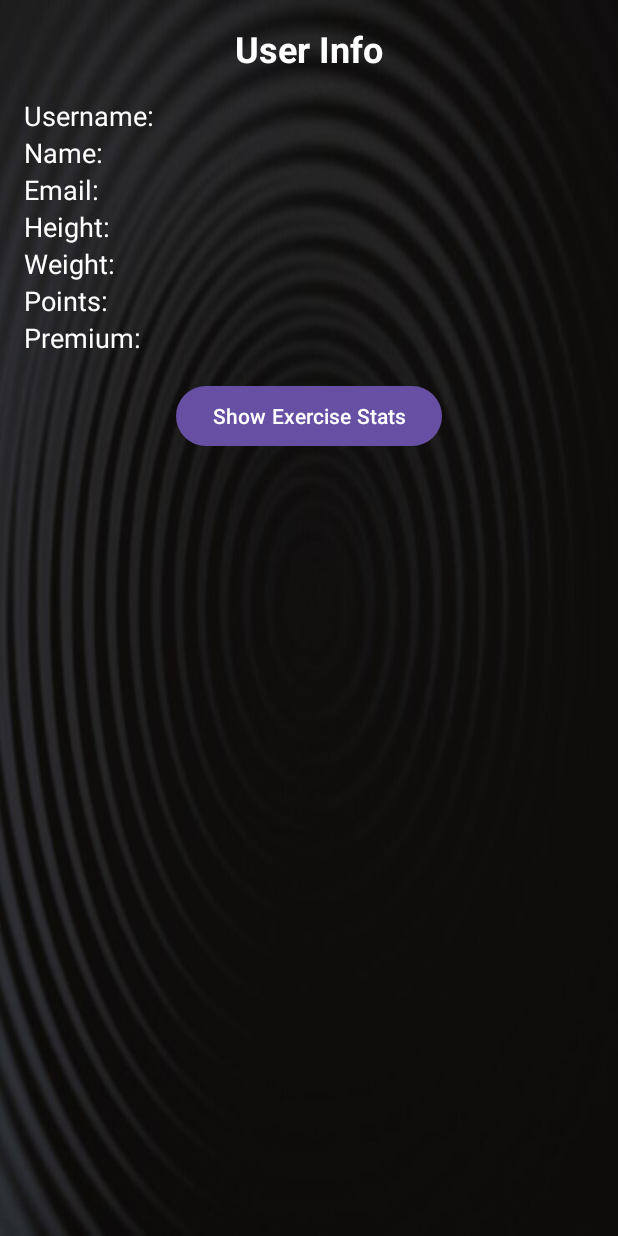
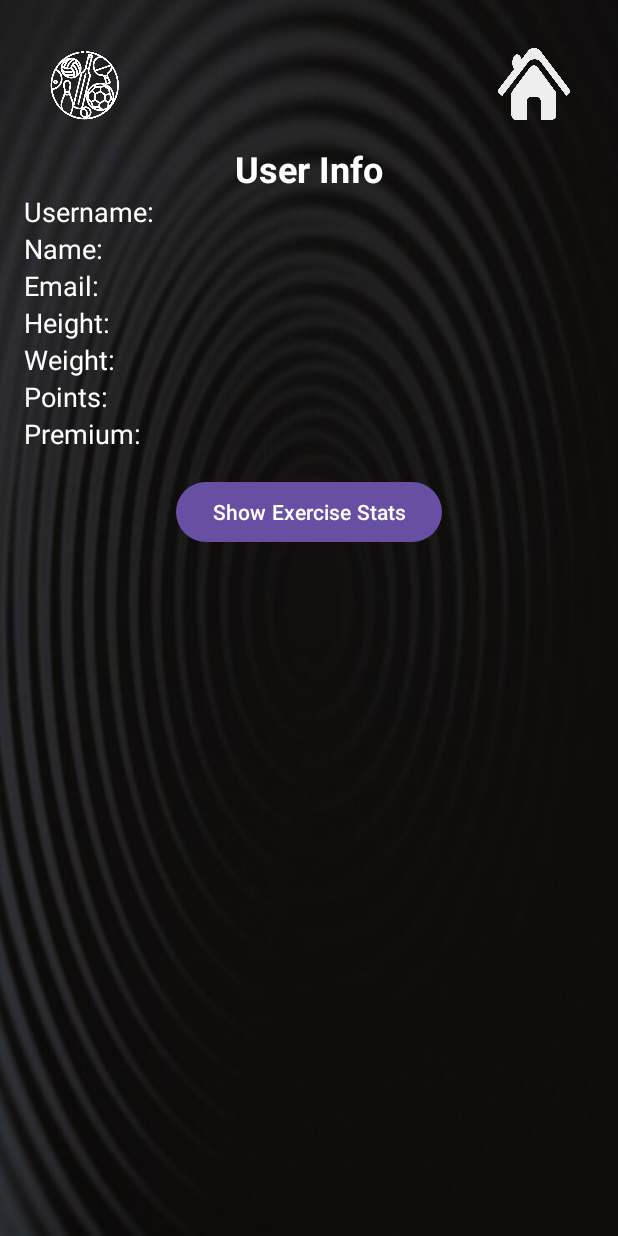
Before and after one commit to mgptreas/SportsMaster, an Android app: the UserActivity screen opened directly, with no data from a screen before it, after a tap on "Show Exercise Stats", on a phone screen of 412 x 824 dp. Run offline under Robolectric (Android 15) with nearby library versions, the phone set to English and light mode, and no system bars.

Commit message:
User Exercise Stats

```diff
--- a/SportsMasterApp/app/src/main/java/com/example/sportsmasterapp/ApiService.java
+++ b/SportsMasterApp/app/src/main/java/com/example/sportsmasterapp/ApiService.java
@@ -15,6 +15,6 @@ public interface ApiService {
 
     @GET("/api/login_user/")
     Call<User> loginUser(@Query("username") String username, @Query("password") String password);
-    @GET("api/get-user-exercise-stats/")
+    @GET("api/get_user_exercise_stats/")
     Call<List<ExerciseStat>> getUserExerciseStats(@Query("uID") int userId);
 }
--- a/SportsMasterApp/app/src/main/java/com/example/sportsmasterapp/UserActivity.java
+++ b/SportsMasterApp/app/src/main/java/com/example/sportsmasterapp/UserActivity.java
@@ -1,14 +1,25 @@
 package com.example.sportsmasterapp;
 
+import android.content.Intent;
 import android.os.Bundle;
+import android.util.Log;
 import android.view.View;
 import android.widget.Button;
-import android.widget.HorizontalScrollView;
+import android.widget.ImageView;
 import android.widget.LinearLayout;
-import android.widget.TableLayout;
-import android.widget.TableRow;
+import android.widget.ProgressBar;
 import android.widget.TextView;
+import android.widget.Toast;
+
 import androidx.appcompat.app.AppCompatActivity;
+import androidx.recyclerview.widget.LinearLayoutManager;
+import androidx.recyclerview.widget.RecyclerView;
+
+import retrofit2.Call;
+import retrofit2.Callback;
+import retrofit2.Response;
+
+import java.util.ArrayList;
 import java.util.List;
 
 public class UserActivity extends AppCompatActivity {
@@ -17,16 +28,18 @@ public class UserActivity extends AppCompatActivity {
     private TextView tvUsername, tvName, tvEmail, tvHeight, tvWeight, tvPoints, tvPremium;
     private Button btnToggle;
     private LinearLayout userInfoLayout;
-    private HorizontalScrollView exerciseStatsLayout;
-    private TableLayout tblExerciseStats;
+    private RecyclerView rvExerciseStats;
+    private ProgressBar loadingSpinner;
+    private ExerciseStatAdapter exerciseStatAdapter;
     private boolean showingUserInfo = true;
+    private ImageView ivHomeIcon; //Hom icon to go back to home screen
 
     @Override
     protected void onCreate(Bundle savedInstanceState) {
         super.onCreate(savedInstanceState);
         setContentView(R.layout.user_activity);
 
-        sessionManager = SessionManager.getInstance(this); // Use singleton instance
+        sessionManager = SessionManager.getInstance(this);
 
         tvUsername = findViewById(R.id.tv_username);
         tvName = findViewById(R.id.tv_name);
@@ -37,22 +50,38 @@ public class UserActivity extends AppCompatActivity {
         tvPremium = findViewById(R.id.tv_premium);
         btnToggle = findViewById(R.id.btn_toggle);
         userInfoLayout = findViewById(R.id.user_info_layout);
-        exerciseStatsLayout = findViewById(R.id.exercise_stats_layout);
-        tblExerciseStats = findViewById(R.id.tbl_exercise_stats);
+        rvExerciseStats = findViewById(R.id.rv_exercise_stats);
+        loadingSpinner = findViewById(R.id.loading_spinner);
+        ivHomeIcon = findViewById(R.id.iv_home_icon);
 
+
+        rvExerciseStats.setLayoutManager(new LinearLayoutManager(this));
+        exerciseStatAdapter = new ExerciseStatAdapter(new ArrayList<>());
+        rvExerciseStats.setAdapter(exerciseStatAdapter);
+
+        // Initial display (user info)
         displayUserInfo();
 
         btnToggle.setOnClickListener(new View.OnClickListener() {
             @Override
             public void onClick(View v) {
                 if (showingUserInfo) {
-                    displayExerciseStats();
+                    fetchAndDisplayExerciseStats();
                 } else {
                     displayUserInfo();
                 }
                 showingUserInfo = !showingUserInfo;
             }
         });
+
+        ivHomeIcon.setOnClickListener(new View.OnClickListener() {
+            @Override
+            public void onClick(View v) {
+                Intent intent = new Intent(UserActivity.this, HomeScreenActivity.class);
+                startActivity(intent);
+            }
+        });
+
     }
 
     private void displayUserInfo() {
@@ -68,50 +97,59 @@ public class UserActivity extends AppCompatActivity {
             tvPremium.setText("Premium: " + user.isPremium());
 
             userInfoLayout.setVisibility(View.VISIBLE);
-            exerciseStatsLayout.setVisibility(View.GONE);
+            rvExerciseStats.setVisibility(View.GONE);
+            loadingSpinner.setVisibility(View.GONE);
             btnToggle.setText("Show Exercise Stats");
         }
     }
 
-    private void displayExerciseStats() {
-        List<ExerciseStat> stats = sessionManager.getExerciseStats();
+    private void fetchAndDisplayExerciseStats() {
+        User user = sessionManager.getUser();
+        if (user == null) {
+            /*Toast.makeText(UserActivity.this, "No user found", Toast.LENGTH_SHORT).show();
+            Intent intent = new Intent(UserActivity.this, LoginActivity.class);
+            startActivity(intent);*/
+            return;
+        }
 
-        if (stats != null && !stats.isEmpty()) {
-            tblExerciseStats.removeAllViews();
+        loadingSpinner.setVisibility(View.VISIBLE); // Show loading spinner
+        userInfoLayout.setVisibility(View.GONE); // Hide user info
+        rvExerciseStats.setVisibility(View.GONE); // Hide the RecyclerView during loading
 
-            // Add table header
-            TableRow headerRow = new TableRow(this);
-            addTextToRow(headerRow, "Name");
-            addTextToRow(headerRow, "Description");
-            addTextToRow(headerRow, "CoT");
-            addTextToRow(headerRow, "avgTOC");
-            addTextToRow(headerRow, "avgChallenging");
-            addTextToRow(headerRow, "avgFeedback");
-            tblExerciseStats.addView(headerRow);
+        ApiService apiService = ApiClient.getRetrofitInstance().create(ApiService.class);
+        Call<List<ExerciseStat>> call = apiService.getUserExerciseStats(user.getUID());
 
-            // Add exercise stats
-            for (ExerciseStat stat : stats) {
-                TableRow row = new TableRow(this);
-                addTextToRow(row, stat.getExerciseName());
-                addTextToRow(row, stat.getDescription());
-                addTextToRow(row, String.valueOf(stat.getCoT()));
-                addTextToRow(row, String.valueOf(stat.getAvgTOC()));
-                addTextToRow(row, String.valueOf(stat.getAvgChallenging()));
-                addTextToRow(row, String.valueOf(stat.getAvgFeedback()));
-                tblExerciseStats.addView(row);
+        call.enqueue(new Callback<List<ExerciseStat>>() {
+            @Override
+            public void onResponse(Call<List<ExerciseStat>> call, Response<List<ExerciseStat>> response) {
+                loadingSpinner.setVisibility(View.GONE); // Hide loading spinner on response
+
+                if (response.isSuccessful()) {
+                    List<ExerciseStat> stats = response.body();
+                    if(stats != null){
+                        displayExerciseStats(stats);
+                        sessionManager.saveExerciseStats(stats);
+                    }
+                } else {
+                    Toast.makeText(UserActivity.this, "Failed to fetch exercise stats", Toast.LENGTH_SHORT).show();
+                    Log.e("UserActivity", "API Error: " + response.code() + " - " + response.message());
+                }
             }
 
-            userInfoLayout.setVisibility(View.GONE);
-            exerciseStatsLayout.setVisibility(View.VISIBLE);
-            btnToggle.setText("Show User Info");
-        }
+            @Override
+            public void onFailure(Call<List<ExerciseStat>> call, Throwable t) {
+                loadingSpinner.setVisibility(View.GONE); // Hide loading spinner on failure
+                Toast.makeText(UserActivity.this, "Network error", Toast.LENGTH_SHORT).show();
+                Log.e("UserActivity", "Network Error: " + t.getMessage());
+            }
+        });
+        btnToggle.setText("Show User Info");
     }
 
-    private void addTextToRow(TableRow row, String text) {
-        TextView textView = new TextView(this);
-        textView.setText(text);
-        textView.setTextColor(getResources().getColor(android.R.color.white));
-        textView.setPadding(8, 8, 8, 8);
-        row.addView(textView);
+
+    private void displayExerciseStats(List<ExerciseStat> stats) {
+        exerciseStatAdapter.updateStats(stats); // Update the adapter's data
+        userInfoLayout.setVisibility(View.GONE);
+        rvExerciseStats.setVisibility(View.VISIBLE);
     }
 }
--- a/SportsMasterApp/app/src/main/res/layout/user_activity.xml
+++ b/SportsMasterApp/app/src/main/res/layout/user_activity.xml
@@ -4,6 +4,28 @@
     android:layout_height="match_parent"
     android:padding="16dp"
     android:background="@drawable/background">
+
+    <!-- Logo Image on the top left corner -->
+    <ImageView
+        android:id="@+id/iv_logo"
+        android:layout_width="48dp"
+        android:layout_height="48dp"
+        android:layout_alignParentStart="true"
+        android:layout_alignParentTop="true"
+        android:layout_marginStart="16dp"
+        android:layout_marginTop="16dp"
+        android:src="@drawable/logo_white" />
+
+    <!-- Image on the top right corner -->
+    <ImageView
+        android:id="@+id/iv_home_icon"
+        android:layout_width="48dp"
+        android:layout_height="48dp"
+        android:layout_alignParentEnd="true"
+        android:layout_alignParentTop="true"
+        android:layout_marginEnd="16dp"
+        android:layout_marginTop="16dp"
+        android:src="@drawable/home" />
 
     <TextView
         android:id="@+id/tv_title"
@@ -12,8 +34,9 @@
         android:text="User Info"
         android:textSize="24sp"
         android:textStyle="bold"
+        android:layout_below="@id/iv_logo"
         android:layout_centerHorizontal="true"
-        android:layout_marginBottom="16dp"
+        android:layout_marginTop="16dp"
         android:textColor="@color/white"/>
 
     <LinearLayout
@@ -80,21 +103,19 @@
             android:textColor="@color/white"/>
     </LinearLayout>
 
-    <HorizontalScrollView
-        android:id="@+id/exercise_stats_layout"
+    <ProgressBar
+        android:id="@+id/loading_spinner"
+        android:layout_width="wrap_content"
+        android:layout_height="wrap_content"
+        android:layout_centerInParent="true"
+        android:visibility="gone" />
+
+    <androidx.recyclerview.widget.RecyclerView
+        android:id="@+id/rv_exercise_stats"
         android:layout_width="match_parent"
         android:layout_height="wrap_content"
-        android:layout_below="@id/tv_title"
-        android:visibility="gone">
-
-        <TableLayout
-            android:id="@+id/tbl_exercise_stats"
-            android:layout_width="wrap_content"
-            android:layout_height="wrap_content"
-            android:stretchColumns="1">
-            <!-- Table rows will be added dynamically -->
-        </TableLayout>
-    </HorizontalScrollView>
+        android:layout_below="@id/user_info_layout"
+        android:visibility="gone" />
 
     <Button
         android:id="@+id/btn_toggle"
@@ -102,7 +123,7 @@
         android:layout_height="wrap_content"
         android:text="Show Exercise Stats"
         android:layout_centerHorizontal="true"
-        android:layout_below="@id/user_info_layout"
+        android:layout_below="@id/rv_exercise_stats"
         android:layout_marginTop="16dp"/>
 
 </RelativeLayout>
```
Also changed, not shown: SportsMasterApp/app/src/main/java/com/example/sportsmasterapp/ExerciseStatAdapter.java (added, +71 -0 lines), SportsMasterApp/app/src/main/java/com/example/sportsmasterapp/UserResponse.java (deleted, +0 -80 lines), SportsMasterApp/app/src/main/res/layout/exercise_stat_item.xml (added, +88 -0 lines), SportsMasterApp/app/src/main/res/drawable/home.png (added), 2 other files.
